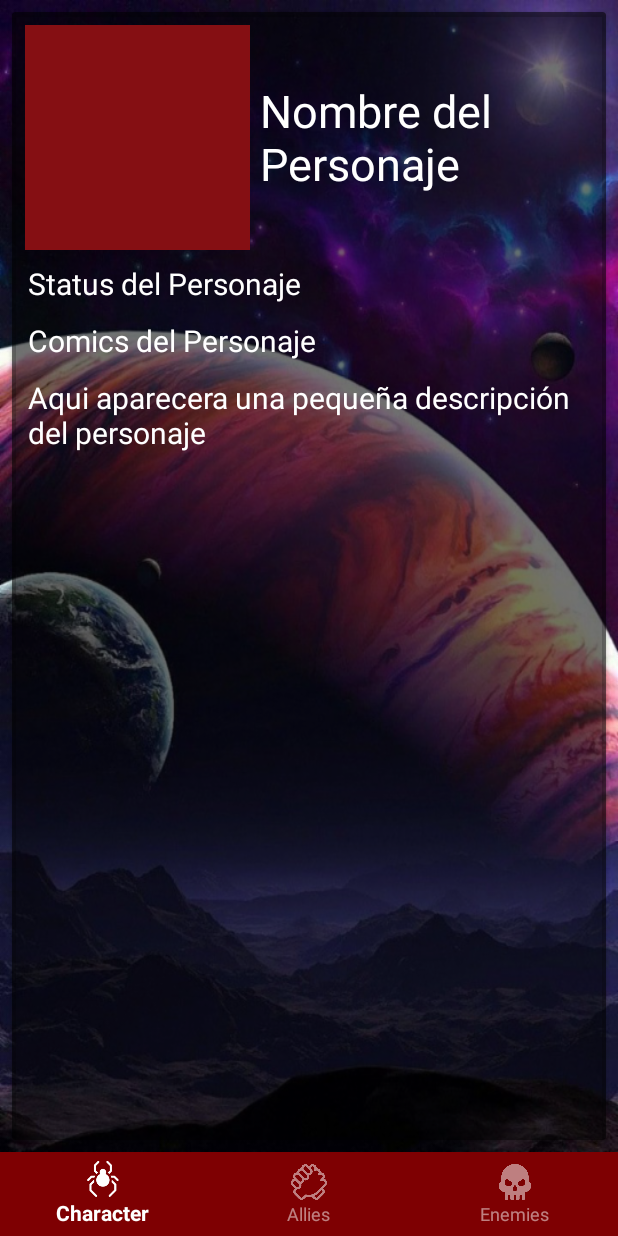
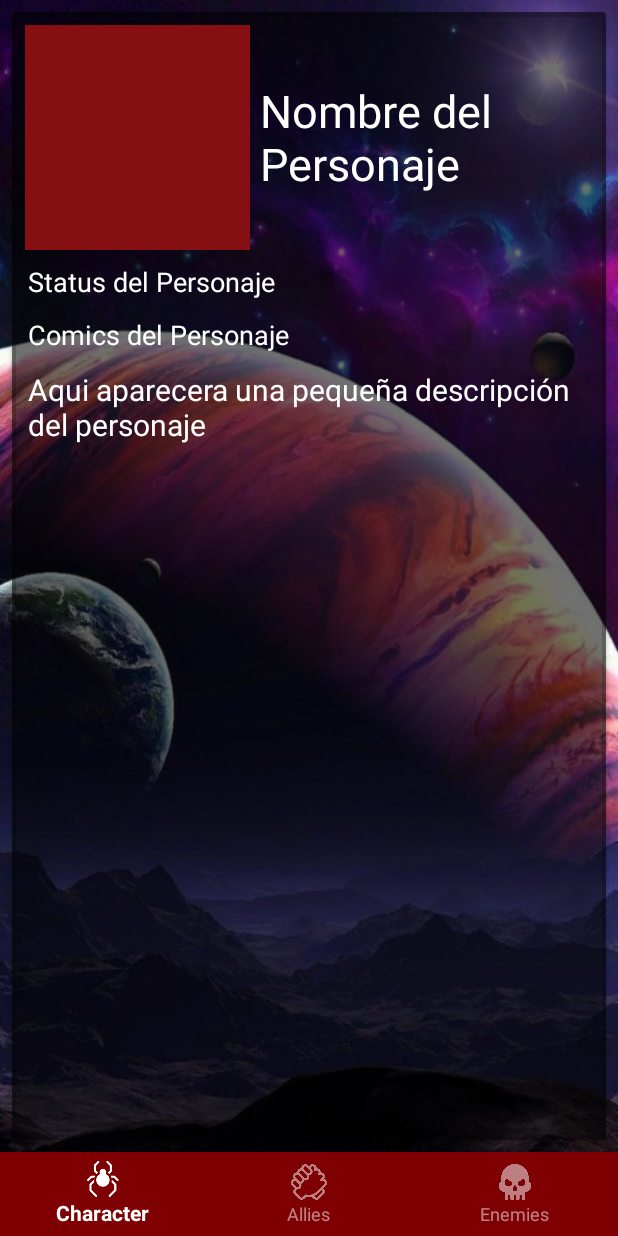
Before and after one commit to DanyLugs/ProyectoMarvelAPI, an Android app: the screen it shows after launch (MainActivity), after a tap on "Spider-Man", on a phone screen of 412 x 824 dp. Run offline under Robolectric (Android 15) with nearby library versions, the light colour scheme and no system bars; pictures from the network do not load.

Commit message:
Fragment del personaje

```diff
--- a/app/src/main/res/layout/fragment_personaje.xml
+++ b/app/src/main/res/layout/fragment_personaje.xml
@@ -56,7 +56,7 @@
                     android:layout_margin="5dp"
                     android:text="@string/status"
                     android:textColor="@color/colorWhite"
-                    android:textSize="20dp" />
+                    android:textSize="18dp" />
 
                 <TextView
                     android:id="@+id/comics"
@@ -65,7 +65,7 @@
                     android:layout_margin="5dp"
                     android:text="@string/comics"
                     android:textColor="@color/colorWhite"
-                    android:textSize="20dp" />
+                    android:textSize="18dp" />
 
                 <TextView
                     android:id="@+id/description"
```
